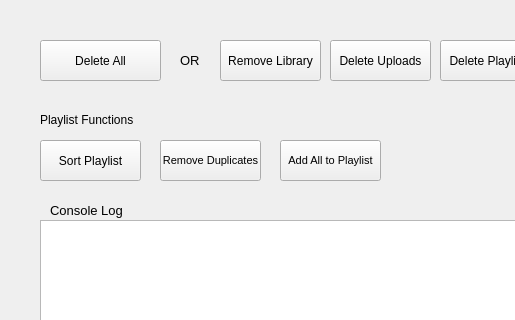
Old version of the form gui/src/main/resources/main_window.ui in the repository apastel/ytmusic-deleter; both pictures show x 0 to 515 and y 119 to 439 of the 900 by 685 pixel window.
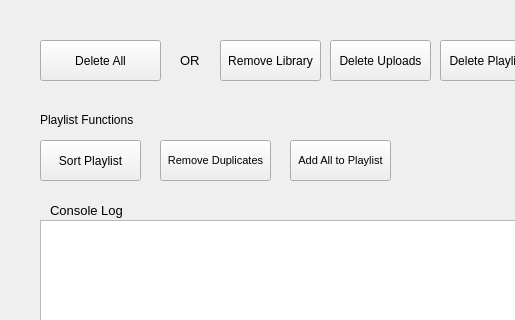
New version of the form.

What changed in the file:
```diff
--- a/gui/src/main/resources/main_window.ui
+++ b/gui/src/main/resources/main_window.ui
@@ -359,7 +359,7 @@
      <rect>
       <x>160</x>
       <y>240</y>
-      <width>101</width>
+      <width>111</width>
       <height>41</height>
      </rect>
     </property>
@@ -384,7 +384,7 @@
     </property>
     <property name="geometry">
      <rect>
-      <x>280</x>
+      <x>290</x>
       <y>240</y>
       <width>101</width>
       <height>41</height>
```
Left out of the diff: 12 changed lines with no effect on the pictures.
